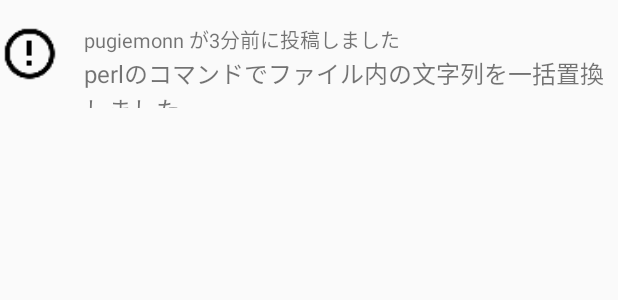
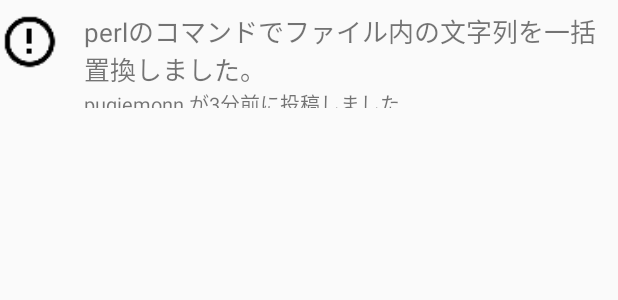
Before and after one commit to hkurokawa/Qiitandroid, an Android app: the layout item_article.xml on its own in the app's theme, with its tools: preview values and no code run, on a phone screen of 412 x 824 dp. Shown: the top 300 px of the screen. Run offline under Robolectric (Android 15) with nearby library versions, the phone set to English and light mode, and no system bars.

Commit message:
Costmetic changes on list item.

```diff
--- a/app/src/main/res/layout/item_article.xml
+++ b/app/src/main/res/layout/item_article.xml
@@ -10,10 +10,14 @@
             type="com.hkurokawa.qiitandroid.model.Article" />
     </data>
 
+    <FrameLayout
+        android:layout_width="match_parent"
+        android:layout_height="wrap_content">
+
         <RelativeLayout
             android:layout_width="match_parent"
             android:layout_height="@dimen/list_item_height"
-        android:paddingTop="16dp">
+            android:paddingTop="8dp">
 
             <ImageView
                 android:id="@+id/user_icon"
@@ -27,25 +31,28 @@
                 tools:src="@drawable/ic_error_outline_black_24dp" />
 
             <TextView
-            android:id="@+id/info"
+                android:id="@+id/title"
                 android:layout_width="match_parent"
                 android:layout_height="wrap_content"
                 android:layout_alignParentTop="true"
                 android:layout_toRightOf="@id/user_icon"
+                android:ellipsize="end"
+                android:maxLines="2"
+                android:text="@{article.title}"
+                android:textSize="17sp"
+                tools:text="perlのコマンドでファイル内の文字列を一括置換しました。" />
+
+            <TextView
+                android:id="@+id/info"
+                android:layout_width="match_parent"
+                android:layout_height="wrap_content"
+                android:layout_below="@id/title"
+                android:layout_toRightOf="@id/user_icon"
+                android:ellipsize="end"
+                android:lines="1"
                 android:text='@{article.user.urlName + " が" + article.createdAtInWords + "前に投稿しました"}'
                 android:textSize="13sp"
                 tools:text="pugiemonn が3分前に投稿しました" />
-
-        <TextView
-            android:id="@+id/title"
-            android:layout_width="match_parent"
-            android:layout_height="wrap_content"
-            android:layout_below="@id/info"
-            android:layout_toRightOf="@id/user_icon"
-            android:ellipsize="end"
-            android:lines="2"
-            android:text="@{article.title}"
-            android:textSize="16sp"
-            tools:text="perlのコマンドでファイル内の文字列を一括置換しました。" />
         </RelativeLayout>
+    </FrameLayout>
 </layout>
```
Lines whose indentation alone changed are shown as unchanged.
